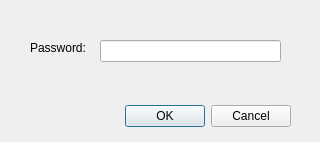
Old version of the form passworddialog.ui in the repository thenewcoder/school-administration-system.
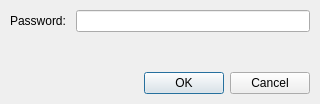
New version of the form.

Commit message: Added layout constraints

```diff
--- a/passworddialog.ui
+++ b/passworddialog.ui
@@ -7,50 +7,40 @@
     <x>0</x>
     <y>0</y>
     <width>320</width>
-    <height>142</height>
+    <height>104</height>
    </rect>
   </property>
   <property name="windowTitle">
    <string>Enter Password</string>
   </property>
-  <widget class="QDialogButtonBox" name="buttonBox">
-   <property name="geometry">
-    <rect>
-     <x>30</x>
-     <y>100</y>
-     <width>261</width>
-     <height>32</height>
-    </rect>
+  <layout class="QFormLayout" name="formLayout">
+   <property name="horizontalSpacing">
+    <number>10</number>
    </property>
-   <property name="orientation">
-    <enum>Qt::Horizontal</enum>
+   <property name="verticalSpacing">
+    <number>15</number>
    </property>
-   <property name="standardButtons">
-    <set>QDialogButtonBox::Cancel|QDialogButtonBox::Ok</set>
+   <property name="leftMargin">
+    <number>10</number>
    </property>
-  </widget>
+   <property name="topMargin">
+    <number>10</number>
+   </property>
+   <property name="rightMargin">
+    <number>10</number>
+   </property>
+   <property name="bottomMargin">
+    <number>10</number>
+   </property>
+   <item row="0" column="0">
   <widget class="QLabel" name="label">
-   <property name="geometry">
-    <rect>
-     <x>30</x>
-     <y>40</y>
-     <width>61</width>
-     <height>16</height>
-    </rect>
-   </property>
    <property name="text">
     <string>Password:</string>
    </property>
   </widget>
+   </item>
+   <item row="0" column="1">
   <widget class="QLineEdit" name="lePassword">
-   <property name="geometry">
-    <rect>
-     <x>100</x>
-     <y>40</y>
-     <width>181</width>
-     <height>22</height>
-    </rect>
-   </property>
    <property name="maxLength">
     <number>30</number>
    </property>
@@ -58,6 +48,34 @@
     <enum>QLineEdit::Password</enum>
    </property>
   </widget>
+   </item>
+   <item row="2" column="0" colspan="2">
+    <widget class="QDialogButtonBox" name="buttonBox">
+     <property name="orientation">
+      <enum>Qt::Horizontal</enum>
+     </property>
+     <property name="standardButtons">
+      <set>QDialogButtonBox::Cancel|QDialogButtonBox::Ok</set>
+     </property>
+    </widget>
+   </item>
+   <item row="1" column="0">
+    <spacer name="verticalSpacer">
+     <property name="orientation">
+      <enum>Qt::Vertical</enum>
+     </property>
+     <property name="sizeType">
+      <enum>QSizePolicy::Preferred</enum>
+     </property>
+     <property name="sizeHint" stdset="0">
+      <size>
+       <width>20</width>
+       <height>40</height>
+      </size>
+     </property>
+    </spacer>
+   </item>
+  </layout>
  </widget>
  <resources/>
  <connections>
```
Lines whose indentation alone changed are shown as unchanged. The commit also changes 8 other files.
